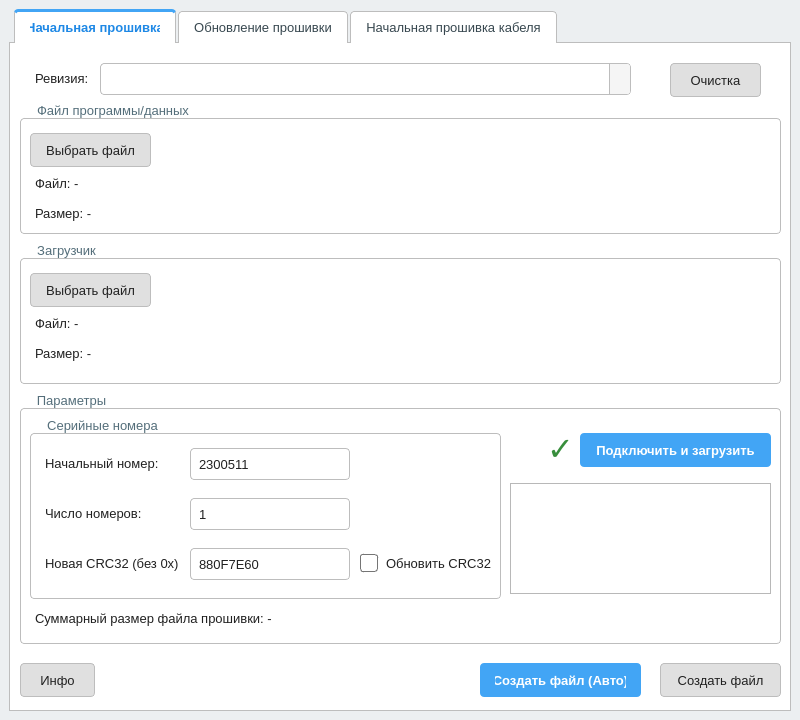
This is mainwindow.ui in Krone213/update-generator as Qt 5 draws it before an edit. The edited form follows.
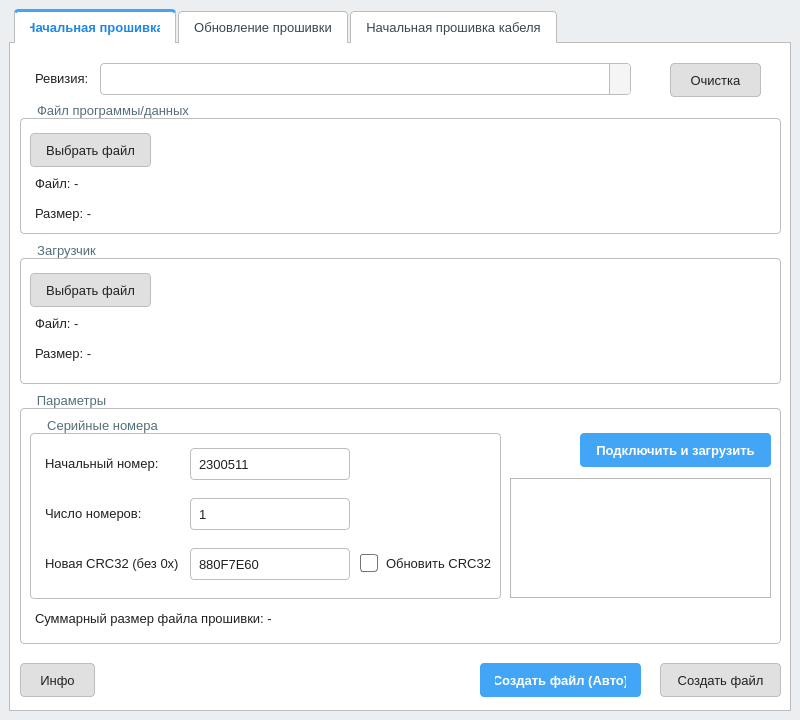
This is the edited form. Icons and pictures are not drawn.

Commit message: GUI 1.2 Console for st-link utility

```diff
--- a/mainwindow.ui
+++ b/mainwindow.ui
@@ -439,10 +439,7 @@
 }
 
 QLabel#lblConnectionStatus {
-    color: #388E3C;
-    font-size: 24pt;
-    font-weight: bold;
-    qproperty-alignment: 'AlignCenter';
+    font-size: 14pt;
 }
 
 </string>
@@ -778,230 +775,6 @@
           <string>Подключить и загрузить</string>
          </property>
         </widget>
-        <widget class="QLabel" name="lblConnectionStatus">
-         <property name="geometry">
-          <rect>
-           <x>520</x>
-           <y>40</y>
-           <width>41</width>
-           <height>31</height>
-          </rect>
-         </property>
-         <property name="palette">
-          <palette>
-           <active>
-            <colorrole role="WindowText">
-             <brush brushstyle="SolidPattern">
-              <color alpha="255">
-               <red>56</red>
-               <green>142</green>
-               <blue>60</blue>
-              </color>
-             </brush>
-            </colorrole>
-            <colorrole role="Button">
-             <brush brushstyle="SolidPattern">
-              <color alpha="0">
-               <red>0</red>
-               <green>0</green>
-               <blue>0</blue>
-              </color>
-             </brush>
-            </colorrole>
-            <colorrole role="Text">
-             <brush brushstyle="SolidPattern">
-              <color alpha="255">
-               <red>56</red>
-               <green>142</green>
-               <blue>60</blue>
-              </color>
-             </brush>
-            </colorrole>
-            <colorrole role="ButtonText">
-             <brush brushstyle="SolidPattern">
-              <color alpha="255">
-               <red>56</red>
-               <green>142</green>
-               <blue>60</blue>
-              </color>
-             </brush>
-            </colorrole>
-            <colorrole role="Base">
-             <brush brushstyle="SolidPattern">
-              <color alpha="0">
-               <red>0</red>
-               <green>0</green>
-               <blue>0</blue>
-              </color>
-             </brush>
-            </colorrole>
-            <colorrole role="Window">
-             <brush brushstyle="SolidPattern">
-              <color alpha="0">
-               <red>0</red>
-               <green>0</green>
-               <blue>0</blue>
-              </color>
-             </brush>
-            </colorrole>
-            <colorrole role="PlaceholderText">
-             <brush brushstyle="SolidPattern">
-              <color alpha="128">
-               <red>56</red>
-               <green>142</green>
-               <blue>60</blue>
-              </color>
-             </brush>
-            </colorrole>
-           </active>
-           <inactive>
-            <colorrole role="WindowText">
-             <brush brushstyle="SolidPattern">
-              <color alpha="255">
-               <red>56</red>
-               <green>142</green>
-               <blue>60</blue>
-              </color>
-             </brush>
-            </colorrole>
-            <colorrole role="Button">
-             <brush brushstyle="SolidPattern">
-              <color alpha="0">
-               <red>0</red>
-               <green>0</green>
-               <blue>0</blue>
-              </color>
-             </brush>
-            </colorrole>
-            <colorrole role="Text">
-             <brush brushstyle="SolidPattern">
-              <color alpha="255">
-               <red>56</red>
-               <green>142</green>
-               <blue>60</blue>
-              </color>
-             </brush>
-            </colorrole>
-            <colorrole role="ButtonText">
-             <brush brushstyle="SolidPattern">
-              <color alpha="255">
-               <red>56</red>
-               <green>142</green>
-               <blue>60</blue>
-              </color>
-             </brush>
-            </colorrole>
-            <colorrole role="Base">
-             <brush brushstyle="SolidPattern">
-              <color alpha="0">
-               <red>0</red>
-               <green>0</green>
-               <blue>0</blue>
-              </color>
-             </brush>
-            </colorrole>
-            <colorrole role="Window">
-             <brush brushstyle="SolidPattern">
-              <color alpha="0">
-               <red>0</red>
-               <green>0</green>
-               <blue>0</blue>
-              </color>
-             </brush>
-            </colorrole>
-            <colorrole role="PlaceholderText">
-             <brush brushstyle="SolidPattern">
-              <color alpha="128">
-               <red>56</red>
-               <green>142</green>
-               <blue>60</blue>
-              </color>
-             </brush>
-            </colorrole>
-           </inactive>
-           <disabled>
-            <colorrole role="WindowText">
-             <brush brushstyle="SolidPattern">
-              <color alpha="255">
-               <red>56</red>
-               <green>142</green>
-               <blue>60</blue>
-              </color>
-             </brush>
-            </colorrole>
-            <colorrole role="Button">
-             <brush brushstyle="SolidPattern">
-              <color alpha="0">
-               <red>0</red>
-               <green>0</green>
-               <blue>0</blue>
-              </color>
-             </brush>
-            </colorrole>
-            <colorrole role="Text">
-             <brush brushstyle="SolidPattern">
-              <color alpha="255">
-               <red>56</red>
-               <green>142</green>
-               <blue>60</blue>
-              </color>
-             </brush>
-            </colorrole>
-            <colorrole role="ButtonText">
-             <brush brushstyle="SolidPattern">
-              <color alpha="255">
-               <red>56</red>
-               <green>142</green>
-               <blue>60</blue>
-              </color>
-             </brush>
-            </colorrole>
-            <colorrole role="Base">
-             <brush brushstyle="SolidPattern">
-              <color alpha="0">
-               <red>0</red>
-               <green>0</green>
-               <blue>0</blue>
-              </color>
-             </brush>
-            </colorrole>
-            <colorrole role="Window">
-             <brush brushstyle="SolidPattern">
-              <color alpha="0">
-               <red>0</red>
-               <green>0</green>
-               <blue>0</blue>
-              </color>
-             </brush>
-            </colorrole>
-            <colorrole role="PlaceholderText">
-             <brush brushstyle="SolidPattern">
-              <color alpha="128">
-               <red>56</red>
-               <green>142</green>
-               <blue>60</blue>
-              </color>
-             </brush>
-            </colorrole>
-           </disabled>
-          </palette>
-         </property>
-         <property name="font">
-          <font>
-           <pointsize>24</pointsize>
-           <bold>true</bold>
-          </font>
-         </property>
-         <property name="styleSheet">
-          <string notr="true">/* Style applied via global QSS, removing inline */</string>
-         </property>
-         <property name="text">
-          <string>✓</string>
-         </property>
-         <property name="alignment">
-          <set>Qt::AlignmentFlag::AlignCenter</set>
-         </property>
-        </widget>
         <widget class="QTextEdit" name="logTextEdit">
          <property name="enabled">
           <bool>true</bool>
@@ -1009,15 +782,38 @@
          <property name="geometry">
           <rect>
            <x>490</x>
-           <y>90</y>
+           <y>85</y>
            <width>261</width>
-           <height>111</height>
+           <height>120</height>
           </rect>
          </property>
          <property name="readOnly">
           <bool>true</bool>
          </property>
         </widget>
+        <widget class="QLabel" name="lblConnectionStatus">
+         <property name="geometry">
+          <rect>
+           <x>490</x>
+           <y>40</y>
+           <width>61</width>
+           <height>31</height>
+          </rect>
+         </property>
+         <property name="font">
+          <font>
+           <family>Segoe UI</family>
+           <pointsize>14</pointsize>
+           <bold>true</bold>
+          </font>
+         </property>
+         <property name="text">
+          <string/>
+         </property>
+         <property name="alignment">
+          <set>Qt::AlignmentFlag::AlignLeading|Qt::AlignmentFlag::AlignLeft|Qt::AlignmentFlag::AlignVCenter</set>
+         </property>
+        </widget>
        </widget>
        <widget class="QPushButton" name="btnCreateFileManual">
         <property name="geometry">
```
The commit also changes 3 other files.
